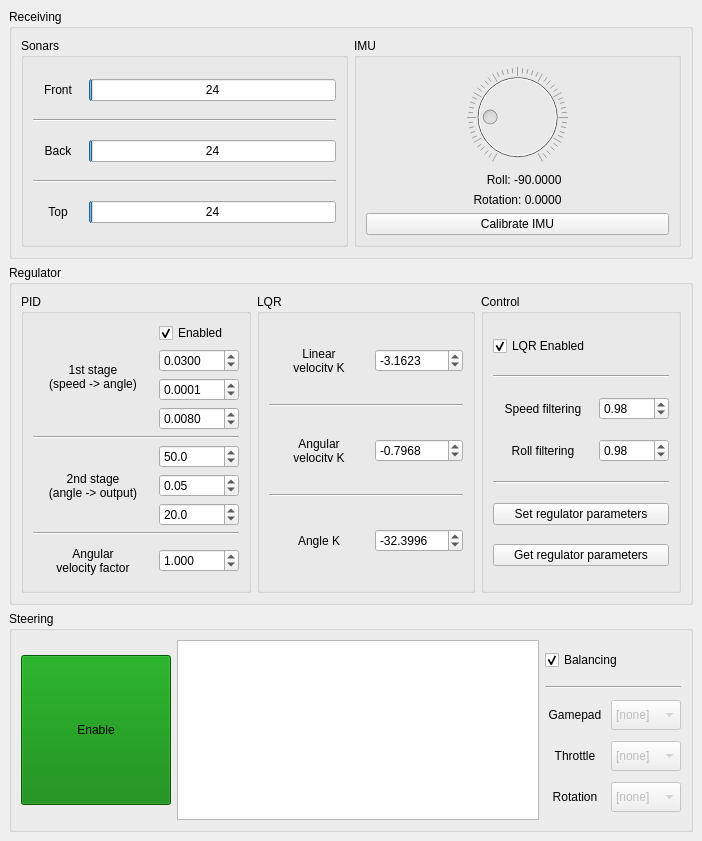
GroupOfRobots/MiniRysV4ROS2, file src/rys_control/remote/src/UI/Layouts/RysRemoteMainWindowLayout.ui: the form before one commit.
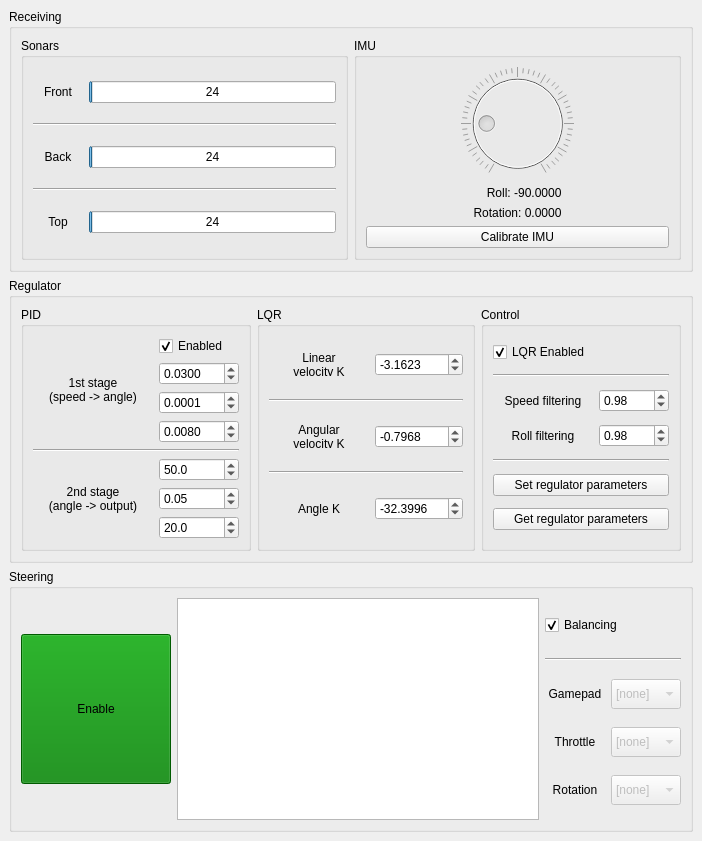
The form after the commit.

Commit message: rys_remote: * removed angular velocity factor * fixed passing values to SetRegulatorParameters

```diff
--- a/src/rys_control/remote/src/UI/Layouts/RysRemoteMainWindowLayout.ui
+++ b/src/rys_control/remote/src/UI/Layouts/RysRemoteMainWindowLayout.ui
@@ -520,56 +520,6 @@
             </item>
            </layout>
           </item>
-          <item>
-           <widget class="Line" name="line_2">
-            <property name="orientation">
-             <enum>Qt::Horizontal</enum>
-            </property>
-           </widget>
-          </item>
-          <item>
-           <layout class="QHBoxLayout" name="pidAngularVelocityHorizontalLayout">
-            <item>
-             <widget class="QLabel" name="pidAngularVelocityLabel">
-              <property name="minimumSize">
-               <size>
-                <width>120</width>
-                <height>40</height>
-               </size>
-              </property>
-              <property name="text">
-               <string>Angular
-velocity factor</string>
-              </property>
-              <property name="alignment">
-               <set>Qt::AlignCenter</set>
-              </property>
-             </widget>
-            </item>
-            <item>
-             <widget class="QDoubleSpinBox" name="pidAngularVelocitySpinBox">
-              <property name="minimumSize">
-               <size>
-                <width>80</width>
-                <height>0</height>
-               </size>
-              </property>
-              <property name="decimals">
-               <number>3</number>
-              </property>
-              <property name="maximum">
-               <double>1000.000000000000000</double>
-              </property>
-              <property name="singleStep">
-               <double>0.010000000000000</double>
-              </property>
-              <property name="value">
-               <double>1.000000000000000</double>
-              </property>
-             </widget>
-            </item>
-           </layout>
-          </item>
          </layout>
         </widget>
        </item>
```
The commit also changes 3 other files.
